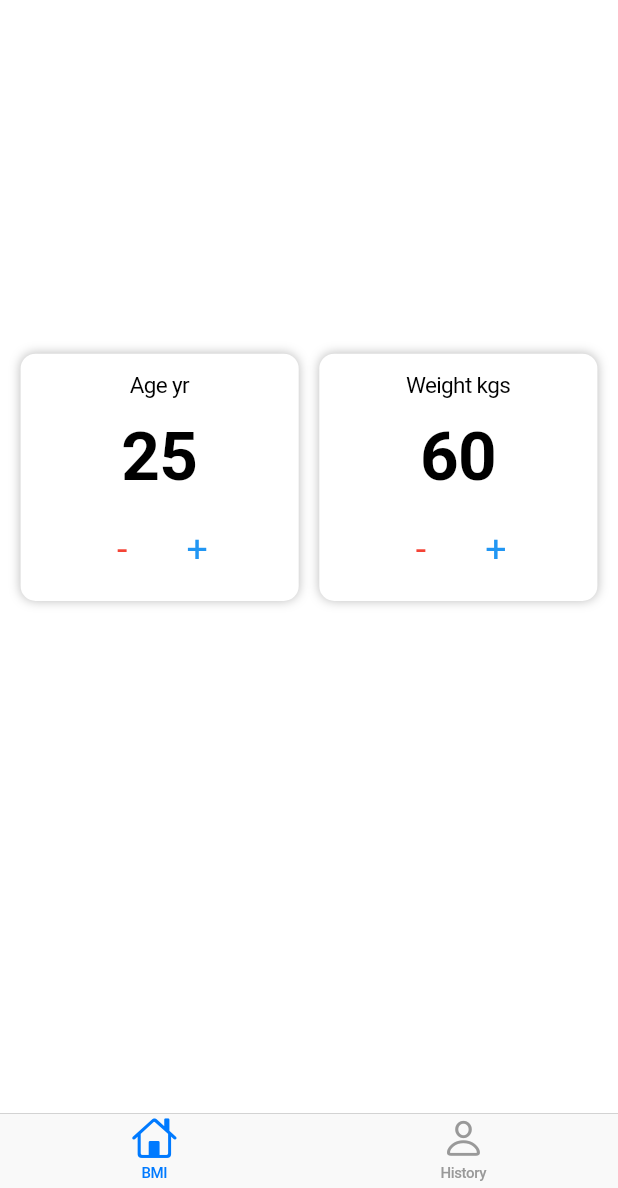
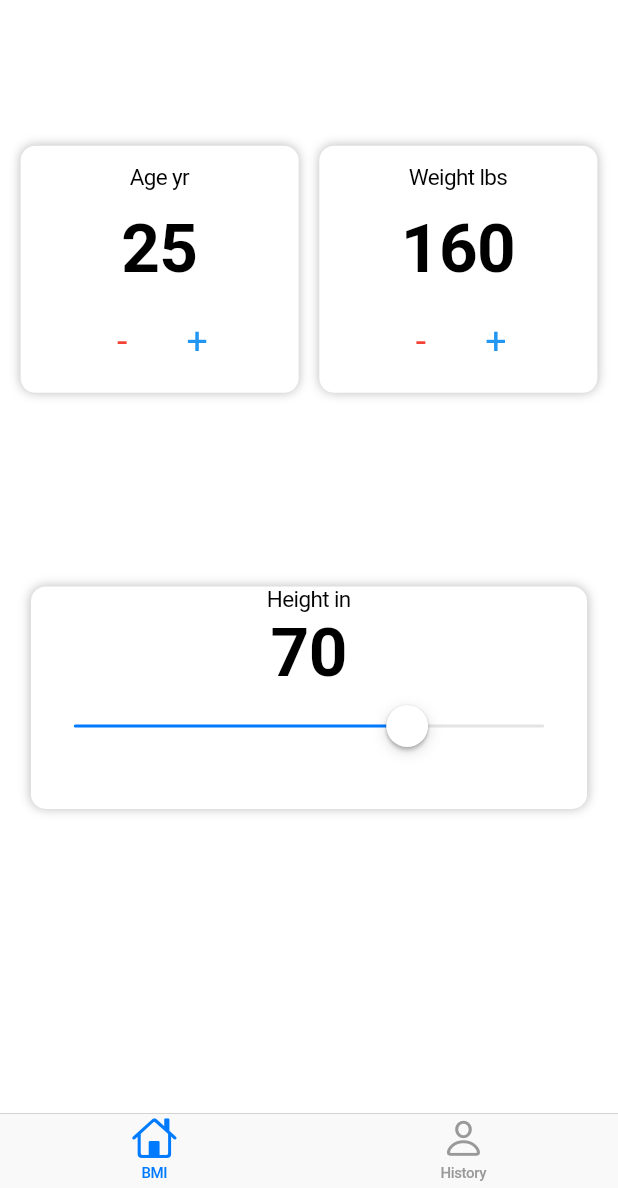
Before and after one commit to Prathamesh-1011/IBMI-App, a Flutter app: the screen it shows after launch, on a phone screen of 412 x 824 dp, the part 48-1236 px from its top. Run offline on Flutter 3.47's test engine with Material 3 defaults, Android fonts, the phone set to English and light mode, and no system bars.

Commit message:
height tracking using CupertinoSlider widget

```diff
--- a/lib/pages/bmi_page.dart
+++ b/lib/pages/bmi_page.dart
@@ -14,7 +14,7 @@ class BMIPage extends StatefulWidget {
 class _BMIPageState extends State<BMIPage> {
   double? _deviceHeight, _deviceWidth;
 
-  int _age = 25, _weight = 60;
+  int _age = 25, _weight = 160, _height = 70;
 
   @override
   Widget build(BuildContext context) {
@@ -37,6 +37,7 @@ class _BMIPageState extends State<BMIPage> {
                 _weightSelectContainer(),
               ],
             ),
+            _heightSelectContainer(),
           ],
         ),
       ),
@@ -122,7 +123,7 @@ class _BMIPageState extends State<BMIPage> {
         crossAxisAlignment: CrossAxisAlignment.center,
         children: [
           const Text(
-            'Weight kgs',
+            'Weight lbs',
             style: TextStyle(
               fontSize: 15,
               fontWeight: FontWeight.w400,
@@ -180,4 +181,43 @@ class _BMIPageState extends State<BMIPage> {
       ),
     );
   }
+
+  Widget _heightSelectContainer() {
+    return InfoCard(
+      height: _deviceHeight! * 0.18,
+      width: _deviceWidth! * 0.90,
+      child: Column(
+        children: [
+          const Text(
+            'Height in',
+            style: TextStyle(
+              fontSize: 15,
+              fontWeight: FontWeight.w400,
+            ),
+          ),
+          Text(
+            _height.toString(),
+            style: const TextStyle(
+              fontSize: 45,
+              fontWeight: FontWeight.w700,
+            ),
+          ),
+          SizedBox(
+            width: _deviceWidth! * 0.80,
+            child: CupertinoSlider(
+              min: 0,
+              max: 96,
+              divisions: 96,
+              value: _height.toDouble(),
+              onChanged: (_value) {
+                setState(() {
+                  _height = _value.toInt();
+                });
+              },
+            ),
+          ),
+        ],
+      ),
+    );
+  }
 }
```
